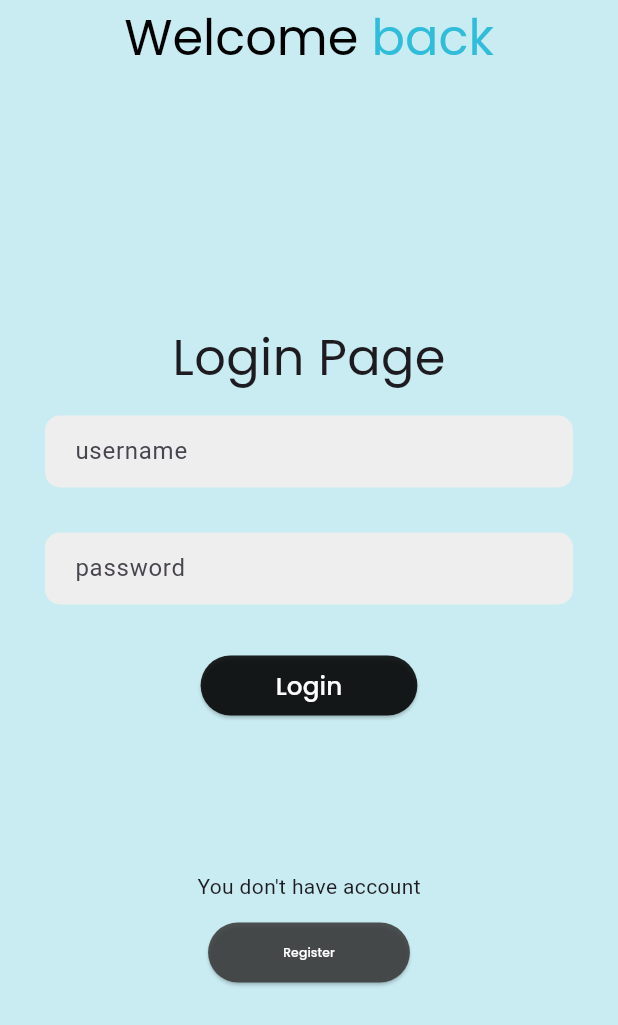
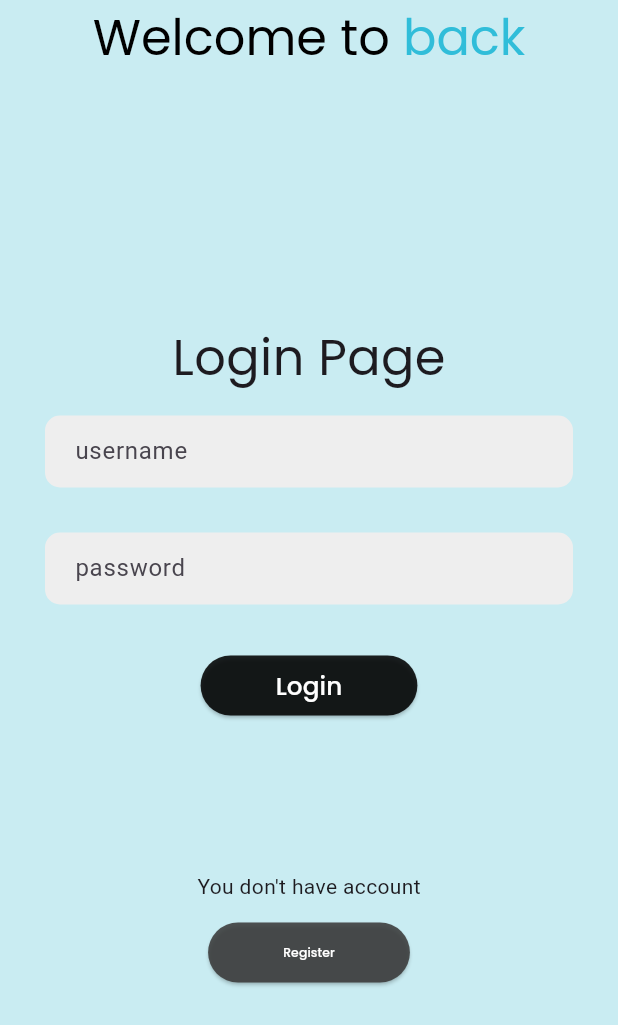
Before and after one commit to lamnguyenth9/Forum, a Flutter app: the screen it shows after launch, on a phone screen of 412 x 824 dp. Shown: the top 1025 px of the screen. Run offline on Flutter 3.47's test engine with Material 2 defaults, Android fonts, the phone set to English and light mode, and no system bars; our stand-ins replace get, get_storage, google_fonts.

Commit message:
update login_page

```diff
--- a/lib/view/login_page.dart
+++ b/lib/view/login_page.dart
@@ -29,7 +29,7 @@ class _LoginPageState extends State<LoginPage> {
           text: TextSpan(
             children: <TextSpan>[
               TextSpan(
-                text: 'Welcome ',style: GoogleFonts.poppins(color: Colors.black, fontSize: size*0.08)
+                text: 'Welcome to ',style: GoogleFonts.poppins(color: Colors.black, fontSize: size*0.08)
               ),
               TextSpan(
                 text: 'back',style: GoogleFonts.poppins(color: Color.fromARGB(255, 48, 189, 217), fontSize: size*0.08)
```
